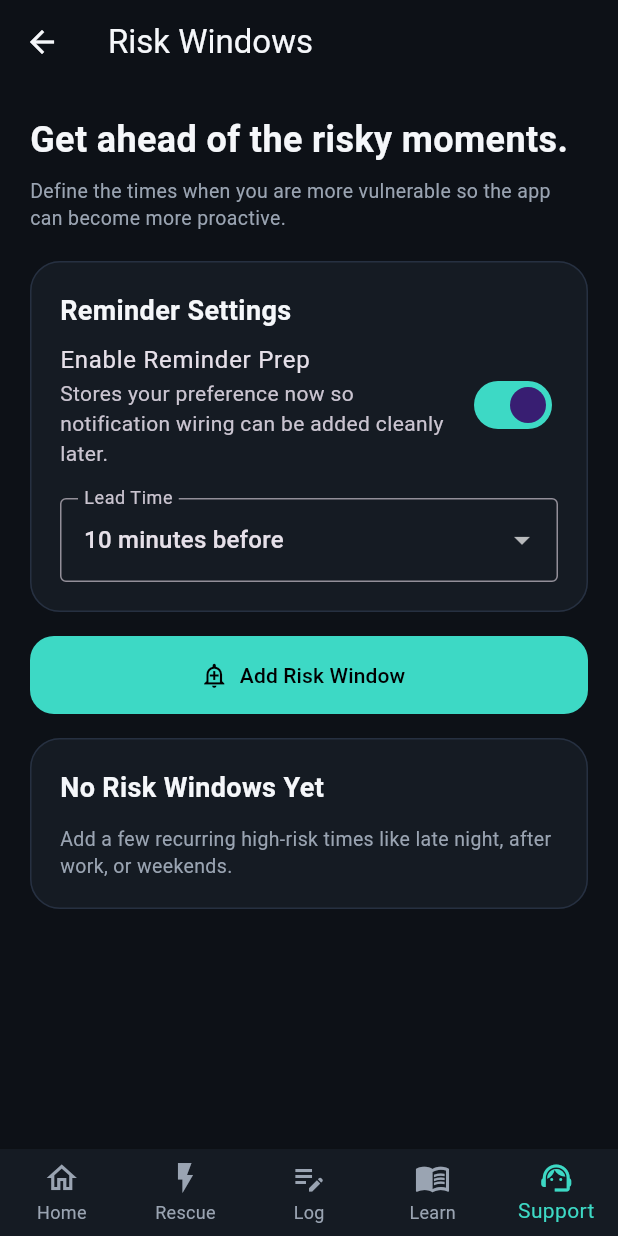
After one commit to Sinhuej/Breakout_Addiction, a Flutter app: the SupportScreen screen opened by its route, scrolled down 396 dp, after a tap on "Open Risk Windows", on a phone screen of 412 x 824 dp. The commit adds this screen. Run offline on Flutter 3.47's test engine with Material 3 defaults, Android fonts, the phone set to English and light mode, and no system bars; our stand-ins replace flutter_secure_storage, shared_preferences; accounts and stored records are empty.

Commit message:
BA-15 add risk windows and reminder settings

```diff
--- a/lib/app/app_router.dart
+++ b/lib/app/app_router.dart
@@ -14,6 +14,7 @@ import '../features/privacy/domain/lock_scope.dart';
 import '../features/privacy/presentation/privacy_settings_screen.dart';
 import '../features/privacy/presentation/protected_route_gate.dart';
 import '../features/rescue/presentation/rescue_screen.dart';
+import '../features/risk/presentation/risk_windows_screen.dart';
 import '../features/support/presentation/support_screen.dart';
 
 class AppRouter {
@@ -80,6 +81,13 @@ class AppRouter {
             child: EducateScreen(),
           ),
         );
+      case RouteNames.riskWindows:
+        return MaterialPageRoute(
+          builder: (_) => const ProtectedRouteGate(
+            scope: LockScope.support,
+            child: RiskWindowsScreen(),
+          ),
+        );
       case RouteNames.support:
         return MaterialPageRoute(
           builder: (_) => const ProtectedRouteGate(
--- a/lib/core/constants/route_names.dart
+++ b/lib/core/constants/route_names.dart
@@ -9,6 +9,7 @@ class RouteNames {
   static const educate = '/educate';
   static const educateLesson = '/educate/lesson';
   static const support = '/support';
+  static const riskWindows = '/risk-windows';
   static const cycle = '/cycle';
   static const privacySettings = '/privacy';
 }
--- /dev/null
+++ b/lib/features/risk/data/risk_window_repository.dart
@@ -0,0 +1,64 @@
+import 'dart:convert';
+
+import 'package:shared_preferences/shared_preferences.dart';
+
+import '../domain/reminder_settings.dart';
+import '../domain/risk_window.dart';
+
+class RiskWindowRepository {
+  static const String _riskWindowsKey = 'risk_windows';
+  static const String _remindersEnabledKey = 'risk_window_reminders_enabled';
+  static const String _leadMinutesKey = 'risk_window_lead_minutes';
+
+  Future<List<RiskWindow>> getRiskWindows() async {
+    final prefs = await SharedPreferences.getInstance();
+    final raw = prefs.getString(_riskWindowsKey);
+    if (raw == null || raw.isEmpty) {
+      return <RiskWindow>[];
+    }
+
+    final decoded = jsonDecode(raw) as List<dynamic>;
+    return decoded
+        .map((item) => RiskWindow.fromMap(Map<String, dynamic>.from(item as Map)))
+        .toList();
+  }
+
+  Future<void> saveRiskWindows(List<RiskWindow> windows) async {
+    final prefs = await SharedPreferences.getInstance();
+    final encoded = jsonEncode(windows.map((item) => item.toMap()).toList());
+    await prefs.setString(_riskWindowsKey, encoded);
+  }
+
+  Future<void> upsertRiskWindow(RiskWindow window) async {
+    final existing = await getRiskWindows();
+    final index = existing.indexWhere((item) => item.id == window.id);
+
+    if (index >= 0) {
+      existing[index] = window;
+    } else {
+      existing.add(window);
+    }
+
+    await saveRiskWindows(existing);
+  }
+
+  Future<void> deleteRiskWindow(String id) async {
+    final existing = await getRiskWindows();
+    existing.removeWhere((item) => item.id == id);
+    await saveRiskWindows(existing);
+  }
+
+  Future<ReminderSettings> getReminderSettings() async {
+    final prefs = await SharedPreferences.getInstance();
+    return ReminderSettings(
+      remindersEnabled: prefs.getBool(_remindersEnabledKey) ?? true,
+      leadMinutes: prefs.getInt(_leadMinutesKey) ?? 10,
+    );
+  }
+
+  Future<void> saveReminderSettings(ReminderSettings settings) async {
+    final prefs = await SharedPreferences.getInstance();
+    await prefs.setBool(_remindersEnabledKey, settings.remindersEnabled);
+    await prefs.setInt(_leadMinutesKey, settings.leadMinutes);
+  }
+}
--- /dev/null
+++ b/lib/features/risk/domain/reminder_settings.dart
@@ -0,0 +1,26 @@
+class ReminderSettings {
+  final bool remindersEnabled;
+  final int leadMinutes;
+
+  const ReminderSettings({
+    required this.remindersEnabled,
+    required this.leadMinutes,
+  });
+
+  factory ReminderSettings.defaults() {
+    return const ReminderSettings(
+      remindersEnabled: true,
+      leadMinutes: 10,
+    );
+  }
+
+  ReminderSettings copyWith({
+    bool? remindersEnabled,
+    int? leadMinutes,
+  }) {
+    return ReminderSettings(
+      remindersEnabled: remindersEnabled ?? this.remindersEnabled,
+      leadMinutes: leadMinutes ?? this.leadMinutes,
+    );
+  }
+}
--- /dev/null
+++ b/lib/features/risk/domain/risk_window.dart
@@ -0,0 +1,69 @@
+class RiskWindow {
+  final String id;
+  final String label;
+  final int startHour;
+  final int startMinute;
+  final int endHour;
+  final int endMinute;
+  final bool isEnabled;
+
+  const RiskWindow({
+    required this.id,
+    required this.label,
+    required this.startHour,
+    required this.startMinute,
+    required this.endHour,
+    required this.endMinute,
+    required this.isEnabled,
+  });
+
+  RiskWindow copyWith({
+    String? id,
+    String? label,
+    int? startHour,
+    int? startMinute,
+    int? endHour,
+    int? endMinute,
+    bool? isEnabled,
+  }) {
+    return RiskWindow(
+      id: id ?? this.id,
+      label: label ?? this.label,
+      startHour: startHour ?? this.startHour,
+      startMinute: startMinute ?? this.startMinute,
+      endHour: endHour ?? this.endHour,
+      endMinute: endMinute ?? this.endMinute,
+      isEnabled: isEnabled ?? this.isEnabled,
+    );
+  }
+
+  Map<String, dynamic> toMap() {
+    return {
+      'id': id,
+      'label': label,
+      'startHour': startHour,
+      'startMinute': startMinute,
+      'endHour': endHour,
+      'endMinute': endMinute,
+      'isEnabled': isEnabled,
+    };
+  }
+
+  factory RiskWindow.fromMap(Map<String, dynamic> map) {
+    return RiskWindow(
+      id: (map['id'] as String?) ?? '',
+      label: (map['label'] as String?) ?? 'Risk Window',
+      startHour: (map['startHour'] as num?)?.toInt() ?? 22,
+      startMinute: (map['startMinute'] as num?)?.toInt() ?? 0,
+      endHour: (map['endHour'] as num?)?.toInt() ?? 23,
+      endMinute: (map['endMinute'] as num?)?.toInt() ?? 0,
+      isEnabled: (map['isEnabled'] as bool?) ?? true,
+    );
+  }
+
+  String get timeRange {
+    return '${_fmt(startHour)}:${_fmt(startMinute)} - ${_fmt(endHour)}:${_fmt(endMinute)}';
+  }
+
+  static String _fmt(int value) => value.toString().padLeft(2, '0');
+}
--- /dev/null
+++ b/lib/features/risk/presentation/risk_windows_screen.dart
@@ -0,0 +1,426 @@
+import 'package:flutter/material.dart';
+
+import '../../../app/theme/app_spacing.dart';
+import '../../../app/theme/app_typography.dart';
+import '../../../core/constants/route_names.dart';
+import '../../../core/widgets/info_card.dart';
+import '../../../core/widgets/primary_button.dart';
+import '../data/risk_window_repository.dart';
+import '../domain/reminder_settings.dart';
+import '../domain/risk_window.dart';
+
+class RiskWindowsScreen extends StatefulWidget {
+  const RiskWindowsScreen({super.key});
+
+  @override
+  State<RiskWindowsScreen> createState() => _RiskWindowsScreenState();
+}
+
+class _RiskWindowsScreenState extends State<RiskWindowsScreen> {
+  final RiskWindowRepository _repository = RiskWindowRepository();
+
+  List<RiskWindow> _windows = <RiskWindow>[];
+  ReminderSettings _settings = ReminderSettings.defaults();
+  bool _loading = true;
+
+  static const List<int> _minuteOptions = <int>[0, 15, 30, 45];
+  static const List<int> _leadOptions = <int>[5, 10, 15, 30, 45, 60];
+
+  @override
+  void initState() {
+    super.initState();
+    _load();
+  }
+
+  Future<void> _load() async {
+    final windows = await _repository.getRiskWindows();
+    final settings = await _repository.getReminderSettings();
+
+    if (!mounted) {
+      return;
+    }
+
+    setState(() {
+      _windows = windows;
+      _settings = settings;
+      _loading = false;
+    });
+  }
+
+  Future<void> _saveSettings(ReminderSettings settings) async {
+    await _repository.saveReminderSettings(settings);
+    if (!mounted) {
+      return;
+    }
+    setState(() => _settings = settings);
+  }
+
+  Future<void> _deleteWindow(String id) async {
+    await _repository.deleteRiskWindow(id);
+    await _load();
+    if (!mounted) {
+      return;
+    }
+    ScaffoldMessenger.of(context).showSnackBar(
+      const SnackBar(content: Text('Risk window removed.')),
+    );
+  }
+
+  Future<void> _showWindowSheet({RiskWindow? existing}) async {
+    final labelController = TextEditingController(
+      text: existing?.label ?? '',
+    );
+
+    int startHour = existing?.startHour ?? 22;
+    int startMinute = existing?.startMinute ?? 0;
+    int endHour = existing?.endHour ?? 23;
+    int endMinute = existing?.endMinute ?? 0;
+    bool enabled = existing?.isEnabled ?? true;
+
+    await showModalBottomSheet<void>(
+      context: context,
+      isScrollControlled: true,
+      builder: (sheetContext) {
+        return StatefulBuilder(
+          builder: (sheetContext, setSheetState) {
+            return Padding(
+              padding: EdgeInsets.fromLTRB(
+                AppSpacing.lg,
+                AppSpacing.lg,
+                AppSpacing.lg,
+                MediaQuery.of(sheetContext).viewInsets.bottom + AppSpacing.lg,
+              ),
+              child: Column(
+                mainAxisSize: MainAxisSize.min,
+                crossAxisAlignment: CrossAxisAlignment.start,
+                children: [
+                  Text(
+                    existing == null ? 'Add Risk Window' : 'Edit Risk Window',
+                    style: AppTypography.title,
+                  ),
+                  const SizedBox(height: AppSpacing.sm),
+                  TextField(
+                    controller: labelController,
+                    decoration: const InputDecoration(
+                      labelText: 'Label',
+                      hintText: 'Example: Late Night',
+                      border: OutlineInputBorder(),
+                    ),
+                  ),
+                  const SizedBox(height: AppSpacing.md),
+                  Row(
+                    children: [
+                      Expanded(
+                        child: DropdownButtonFormField<int>(
+                          initialValue: startHour,
+                          decoration: const InputDecoration(
+                            labelText: 'Start Hour',
+                            border: OutlineInputBorder(),
+                          ),
+                          items: List.generate(
+                            24,
+                            (index) => DropdownMenuItem<int>(
+                              value: index,
+                              child: Text(index.toString().padLeft(2, '0')),
+                            ),
+                          ),
+                          onChanged: (value) {
+                            if (value == null) return;
+                            setSheetState(() => startHour = value);
+                          },
+                        ),
+                      ),
+                      const SizedBox(width: AppSpacing.sm),
+                      Expanded(
+                        child: DropdownButtonFormField<int>(
+                          initialValue: startMinute,
+                          decoration: const InputDecoration(
+                            labelText: 'Start Min',
+                            border: OutlineInputBorder(),
+                          ),
+                          items: _minuteOptions
+                              .map(
+                                (value) => DropdownMenuItem<int>(
+                                  value: value,
+                                  child: Text(value.toString().padLeft(2, '0')),
+                                ),
+                              )
+                              .toList(),
+                          onChanged: (value) {
+                            if (value == null) return;
+                            setSheetState(() => startMinute = value);
+                          },
+                        ),
+                      ),
+                    ],
+                  ),
+                  const SizedBox(height: AppSpacing.md),
+                  Row(
+                    children: [
+                      Expanded(
+                        child: DropdownButtonFormField<int>(
+                          initialValue: endHour,
+                          decoration: const InputDecoration(
+                            labelText: 'End Hour',
+                            border: OutlineInputBorder(),
+                          ),
+                          items: List.generate(
+                            24,
+                            (index) => DropdownMenuItem<int>(
+                              value: index,
+                              child: Text(index.toString().padLeft(2, '0')),
+                            ),
+                          ),
+                          onChanged: (value) {
+                            if (value == null) return;
+                            setSheetState(() => endHour = value);
+                          },
+                        ),
+                      ),
+                      const SizedBox(width: AppSpacing.sm),
+                      Expanded(
+                        child: DropdownButtonFormField<int>(
+                          initialValue: endMinute,
+                          decoration: const InputDecoration(
+                            labelText: 'End Min',
+                            border: OutlineInputBorder(),
+                          ),
+                          items: _minuteOptions
+                              .map(
+                                (value) => DropdownMenuItem<int>(
+                                  value: value,
+                                  child: Text(value.toString().padLeft(2, '0')),
+                                ),
+                              )
+                              .toList(),
+                          onChanged: (value) {
+                            if (value == null) return;
+                            setSheetState(() => endMinute = value);
+                          },
+                        ),
+                      ),
+                    ],
+                  ),
+                  const SizedBox(height: AppSpacing.md),
+                  SwitchListTile(
+                    contentPadding: EdgeInsets.zero,
+                    value: enabled,
+                    onChanged: (value) => setSheetState(() => enabled = value),
+                    title: const Text('Enabled'),
+                    subtitle: const Text('Use this window for proactive reminders later.'),
+                  ),
+                  const SizedBox(height: AppSpacing.md),
+                  PrimaryButton(
+                    label: existing == null ? 'Save Risk Window' : 'Update Risk Window',
+                    icon: Icons.schedule_outlined,
+                    onPressed: () async {
+                      final label = labelController.text.trim();
+                      if (label.isEmpty) {
+                        ScaffoldMessenger.of(sheetContext).showSnackBar(
+                          const SnackBar(content: Text('Add a label for this risk window.')),
+                        );
+                        return;
+                      }
+
+                      final window = RiskWindow(
+                        id: existing?.id ??
+                            DateTime.now().microsecondsSinceEpoch.toString(),
+                        label: label,
+                        startHour: startHour,
+                        startMinute: startMinute,
+                        endHour: endHour,
+                        endMinute: endMinute,
+                        isEnabled: enabled,
+                      );
+
+                      await _repository.upsertRiskWindow(window);
+                      if (!mounted) {
+                        return;
+                      }
+
+                      await _load();
+                      if (!mounted || !sheetContext.mounted) {
+                        return;
+                      }
+
+                      Navigator.of(sheetContext).pop();
+                      ScaffoldMessenger.of(context).showSnackBar(
+                        SnackBar(
+                          content: Text(existing == null
+                              ? 'Risk window saved.'
+                              : 'Risk window updated.'),
+                        ),
+                      );
+                    },
+                  ),
+                ],
+              ),
+            );
+          },
+        );
+      },
+    );
+  }
+
+  Widget _windowCard(RiskWindow window) {
+    return InfoCard(
+      child: Column(
+        crossAxisAlignment: CrossAxisAlignment.start,
+        children: [
+          Text(window.label, style: AppTypography.section),
+          const SizedBox(height: AppSpacing.sm),
+          Text(window.timeRange, style: AppTypography.body),
+          const SizedBox(height: 6),
+          Text(
+            window.isEnabled ? 'Enabled' : 'Disabled',
+            style: AppTypography.muted,
+          ),
+          const SizedBox(height: AppSpacing.md),
+          Row(
+            children: [
+              Expanded(
+                child: OutlinedButton.icon(
+                  onPressed: () => _showWindowSheet(existing: window),
+                  icon: const Icon(Icons.edit_outlined),
+                  label: const Text('Edit'),
+                ),
+              ),
+              const SizedBox(width: AppSpacing.sm),
+              Expanded(
+                child: OutlinedButton.icon(
+                  onPressed: () => _deleteWindow(window.id),
+                  icon: const Icon(Icons.delete_outline),
+                  label: const Text('Delete'),
+                ),
+              ),
+            ],
+          ),
+        ],
+      ),
+    );
+  }
+
+  @override
+  Widget build(BuildContext context) {
+    if (_loading) {
+      return Scaffold(
+        appBar: AppBar(title: const Text('Risk Windows')),
+        body: const Center(child: CircularProgressIndicator()),
+      );
+    }
+
+    return Scaffold(
+      appBar: AppBar(title: const Text('Risk Windows')),
+      body: ListView(
+        padding: const EdgeInsets.all(AppSpacing.lg),
+        children: [
+          Text('Get ahead of the risky moments.', style: AppTypography.title),
+          const SizedBox(height: AppSpacing.xs),
+          const Text(
+            'Define the times when you are more vulnerable so the app can become more proactive.',
+            style: AppTypography.muted,
+          ),
+          const SizedBox(height: AppSpacing.lg),
+          InfoCard(
+            child: Column(
+              crossAxisAlignment: CrossAxisAlignment.start,
+              children: [
+                Text('Reminder Settings', style: AppTypography.section),
+                SwitchListTile(
+                  contentPadding: EdgeInsets.zero,
+                  value: _settings.remindersEnabled,
+                  onChanged: (value) {
+                    _saveSettings(
+                      _settings.copyWith(remindersEnabled: value),
+                    );
+                  },
+                  title: const Text('Enable Reminder Prep'),
+                  subtitle: const Text(
+                    'Stores your preference now so notification wiring can be added cleanly later.',
+                  ),
+                ),
+                const SizedBox(height: AppSpacing.sm),
+                DropdownButtonFormField<int>(
+                  initialValue: _settings.leadMinutes,
+                  decoration: const InputDecoration(
+                    labelText: 'Lead Time',
+                    border: OutlineInputBorder(),
+                  ),
+                  items: _leadOptions
+                      .map(
+                        (value) => DropdownMenuItem<int>(
+                          value: value,
+                          child: Text('$value minutes before'),
+                        ),
+                      )
+                      .toList(),
+                  onChanged: (value) {
+                    if (value == null) return;
+                    _saveSettings(
+                      _settings.copyWith(leadMinutes: value),
+                    );
+                  },
+                ),
+              ],
+            ),
+          ),
+          const SizedBox(height: AppSpacing.md),
+          PrimaryButton(
+            label: 'Add Risk Window',
+            icon: Icons.add_alert_outlined,
+            onPressed: () => _showWindowSheet(),
+          ),
+          const SizedBox(height: AppSpacing.md),
+          if (_windows.isEmpty)
+            const InfoCard(
+              child: Column(
+                crossAxisAlignment: CrossAxisAlignment.start,
+                children: [
+                  Text('No Risk Windows Yet', style: AppTypography.section),
+                  SizedBox(height: AppSpacing.sm),
+                  Text(
+                    'Add a few recurring high-risk times like late night, after work, or weekends.',
+                    style: AppTypography.muted,
+                  ),
+                ],
+              ),
+            )
+          else
+            for (final window in _windows) ...[
+              _windowCard(window),
+              const SizedBox(height: AppSpacing.md),
+            ],
+        ],
+      ),
+      bottomNavigationBar: BottomNavigationBar(
+        currentIndex: 4,
+        onTap: (index) {
+          switch (index) {
+            case 0:
+              Navigator.pushReplacementNamed(context, RouteNames.home);
+              break;
+            case 1:
+              Navigator.pushReplacementNamed(context, RouteNames.rescue);
+              break;
+            case 2:
+              Navigator.pushReplacementNamed(context, RouteNames.logHub);
+              break;
+            case 3:
+              Navigator.pushReplacementNamed(context, RouteNames.educate);
+              break;
+            case 4:
+              Navigator.pushReplacementNamed(context, RouteNames.support);
+              break;
+          }
+        },
+        items: const [
+          BottomNavigationBarItem(icon: Icon(Icons.home_outlined), label: 'Home'),
+          BottomNavigationBarItem(icon: Icon(Icons.flash_on_outlined), label: 'Rescue'),
+          BottomNavigationBarItem(icon: Icon(Icons.edit_note_outlined), label: 'Log'),
+          BottomNavigationBarItem(icon: Icon(Icons.menu_book_outlined), label: 'Learn'),
+          BottomNavigationBarItem(icon: Icon(Icons.support_agent_outlined), label: 'Support'),
+        ],
+      ),
+    );
+  }
+}
--- a/lib/features/support/presentation/support_screen.dart
+++ b/lib/features/support/presentation/support_screen.dart
@@ -397,6 +397,29 @@ class _SupportScreenState extends State<SupportScreen> {
             child: Column(
               crossAxisAlignment: CrossAxisAlignment.start,
               children: [
+                Text('Risk Windows & Reminders', style: AppTypography.section),
+                const SizedBox(height: AppSpacing.sm),
+                const Text(
+                  'Define high-risk time windows and reminder lead times so the app can become more proactive.',
+                  style: AppTypography.muted,
+                ),
+                const SizedBox(height: AppSpacing.md),
+                PrimaryButton(
+                  label: 'Open Risk Windows',
+                  icon: Icons.schedule_outlined,
+                  onPressed: () => Navigator.pushNamed(
+                    context,
+                    RouteNames.riskWindows,
+                  ),
+                ),
+              ],
+            ),
+          ),
+          const SizedBox(height: AppSpacing.md),
+          InfoCard(
+            child: Column(
+              crossAxisAlignment: CrossAxisAlignment.start,
+              children: [
                 Text('Privacy & Lock Mode', style: AppTypography.section),
                 const SizedBox(height: AppSpacing.sm),
                 const Text(
```
Also changed, not shown: 2 other files.
